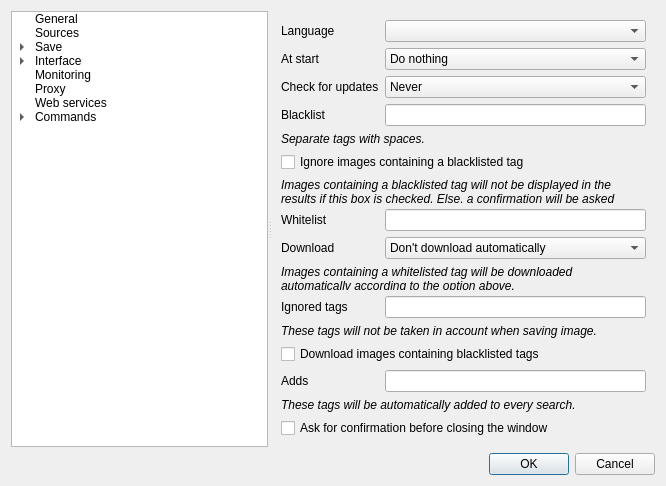
Before: the Qt Designer form gui/src/settings/optionswindow.ui in Bionus/imgbrd-grabber, drawn with Qt 5.
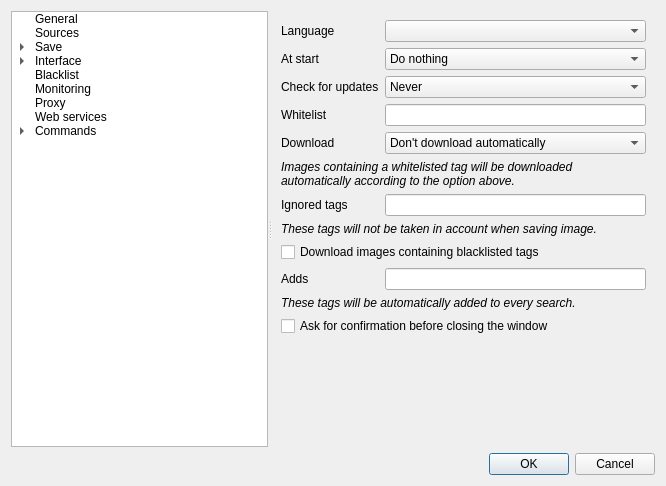
After: the same form once the commit is applied. Icons and pictures are not drawn.

Commit message: Add support for 'and' conditions in blacklist (fix #842)

What changed in the file:
```diff
--- a/gui/src/settings/optionswindow.ui
+++ b/gui/src/settings/optionswindow.ui
@@ -139,6 +139,11 @@
         </property>
        </item>
       </item>
+      <item>
+       <property name="text">
+        <string>Blacklist</string>
+       </property>
+      </item>
       <item>
        <property name="text">
         <string>Monitoring</string>
@@ -217,57 +222,23 @@
          </widget>
         </item>
         <item row="3" column="0">
-         <widget class="QLabel" name="label_5">
-          <property name="text">
-           <string>Blacklist</string>
-          </property>
-         </widget>
-        </item>
-        <item row="3" column="1">
-         <widget class="QLineEdit" name="lineBlacklist"/>
-        </item>
-        <item row="4" column="0" colspan="2">
-         <widget class="QLabel" name="label_2">
-          <property name="text">
-           <string>&lt;i&gt;Separate tags with spaces.&lt;/i&gt;</string>
-          </property>
-         </widget>
-        </item>
-        <item row="5" column="0" colspan="2">
-         <widget class="QCheckBox" name="checkHideBlacklisted">
-          <property name="text">
-           <string>Ignore images containing a blacklisted tag</string>
-          </property>
-         </widget>
-        </item>
-        <item row="6" column="0" colspan="2">
-         <widget class="QLabel" name="label_6">
-          <property name="text">
-           <string>&lt;i&gt;Images containing a blacklisted tag will not be displayed in the results if this box is checked. Else, a confirmation will be asked before showing one of these images.&lt;/i&gt;</string>
-          </property>
-          <property name="wordWrap">
-           <bool>true</bool>
-          </property>
-         </widget>
-        </item>
-        <item row="7" column="0">
          <widget class="QLabel" name="label_48">
           <property name="text">
            <string>Whitelist</string>
           </property>
          </widget>
         </item>
-        <item row="7" column="1">
+        <item row="3" column="1">
          <widget class="QLineEdit" name="lineWhitelist"/>
         </item>
-        <item row="8" column="0">
+        <item row="4" column="0">
          <widget class="QLabel" name="label_50">
           <property name="text">
            <string>Download</string>
           </property>
          </widget>
         </item>
-        <item row="8" column="1">
+        <item row="4" column="1">
          <widget class="QComboBox" name="comboWhitelist">
           <property name="currentIndex">
            <number>0</number>
@@ -289,7 +260,7 @@
           </item>
          </widget>
         </item>
-        <item row="9" column="0" colspan="2">
+        <item row="5" column="0" colspan="2">
          <widget class="QLabel" name="label_51">
           <property name="text">
            <string>&lt;i&gt;Images containing a whitelisted tag will be downloaded automatically according to the option above.&lt;/i&gt;</string>
@@ -299,17 +270,17 @@
           </property>
          </widget>
         </item>
-        <item row="10" column="0">
+        <item row="6" column="0">
          <widget class="QLabel" name="label_49">
           <property name="text">
            <string>Ignored tags</string>
           </property>
          </widget>
         </item>
-        <item row="10" column="1">
+        <item row="6" column="1">
          <widget class="QLineEdit" name="lineIgnored"/>
         </item>
-        <item row="11" column="0" colspan="2">
+        <item row="7" column="0" colspan="2">
          <widget class="QLabel" name="label_52">
           <property name="text">
            <string>&lt;i&gt;These tags will not be taken in account when saving image.&lt;/i&gt;</string>
@@ -319,24 +290,24 @@
           </property>
          </widget>
         </item>
-        <item row="12" column="0" colspan="2">
+        <item row="8" column="0" colspan="2">
          <widget class="QCheckBox" name="checkDownloadBlacklisted">
           <property name="text">
            <string>Download images containing blacklisted tags</string>
           </property>
          </widget>
         </item>
-        <item row="13" column="0">
+        <item row="9" column="0">
          <widget class="QLabel" name="label_64">
           <property name="text">
            <string>Adds</string>
           </property>
          </widget>
         </item>
-        <item row="13" column="1">
+        <item row="9" column="1">
          <widget class="QLineEdit" name="lineAdd"/>
         </item>
-        <item row="14" column="0" colspan="2">
+        <item row="10" column="0" colspan="2">
          <widget class="QLabel" name="label_65">
           <property name="text">
            <string>&lt;i&gt;These tags will be automatically added to every search.&lt;/i&gt;</string>
@@ -346,7 +317,7 @@
           </property>
          </widget>
         </item>
-        <item row="15" column="0" colspan="2">
+        <item row="11" column="0" colspan="2">
          <widget class="QCheckBox" name="checkConfirmClose">
           <property name="text">
            <string>Ask for confirmation before closing the window</string>
@@ -2662,6 +2633,50 @@
         </item>
        </layout>
       </widget>
+      <widget class="QWidget" name="pageBlacklist">
+       <layout class="QVBoxLayout" name="verticalLayout_4">
+        <item>
+         <widget class="QLabel" name="labelBlacklist">
+          <property name="text">
+           <string>Blacklisted tags</string>
+          </property>
+          <property name="wordWrap">
+           <bool>true</bool>
+          </property>
+         </widget>
+        </item>
+        <item>
+         <widget class="QPlainTextEdit" name="textBlacklist"/>
+        </item>
+        <item>
+         <widget class="QLabel" name="labelBlacklistHelp">
+          <property name="text">
+           <string>&lt;i&gt;One line per blacklist. You can put multiple tags on a single line to make &quot;AND&quot; conditions.&lt;/i&gt;</string>
+          </property>
+          <property name="wordWrap">
+           <bool>true</bool>
+          </property>
+         </widget>
+        </item>
+        <item>
+         <widget class="QCheckBox" name="checkHideBlacklisted">
+          <property name="text">
+           <string>Ignore images containing a blacklisted tag</string>
+          </property>
+         </widget>
+        </item>
+        <item>
+         <widget class="QLabel" name="labelHideBlacklisted">
+          <property name="text">
+           <string>&lt;i&gt;Images containing a blacklisted tag will not be displayed in the results if this box is checked. Else, a confirmation will be asked before showing one of these images.&lt;/i&gt;</string>
+          </property>
+          <property name="wordWrap">
+           <bool>true</bool>
+          </property>
+         </widget>
+        </item>
+       </layout>
+      </widget>
       <widget class="QWidget" name="pageMonitoring">
        <layout class="QFormLayout" name="formLayout_12">
         <item row="0" column="0">
```
Left out of the diff: 85 changed lines with no effect on the pictures. The commit also changes 21 other files.
